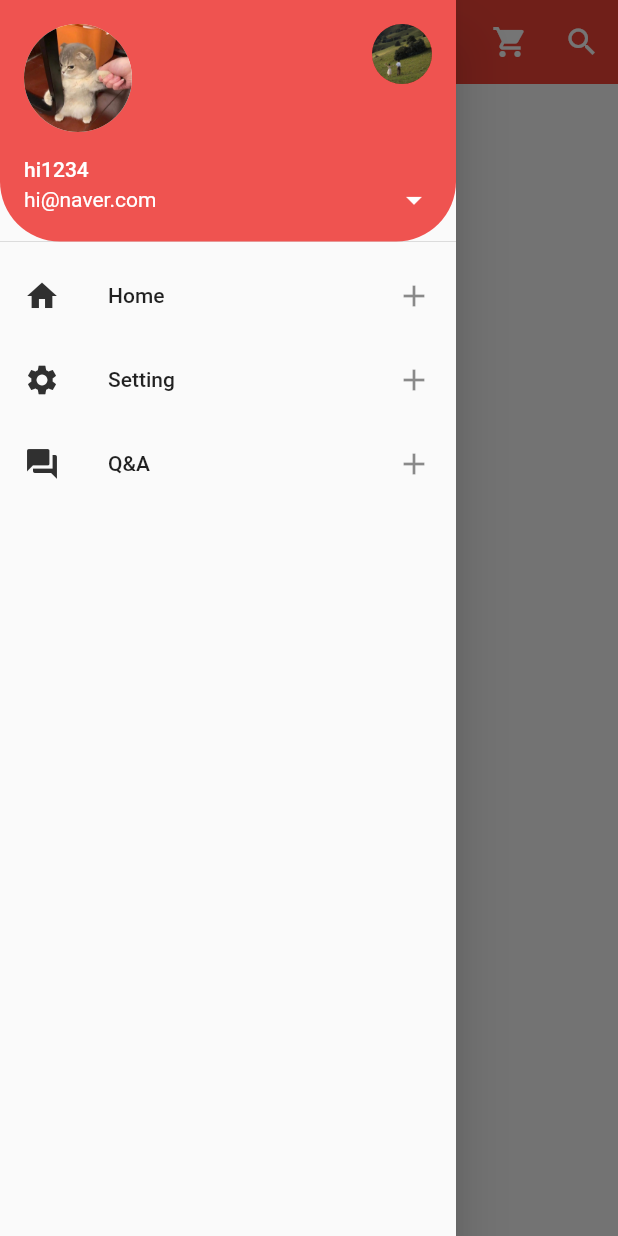
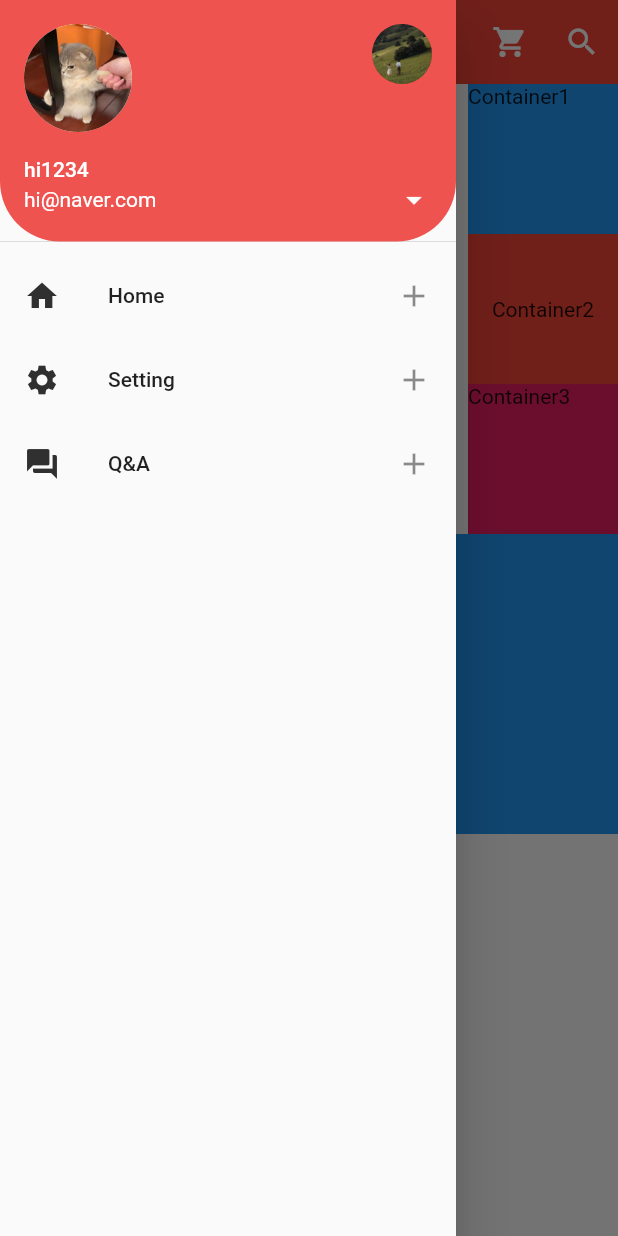
Before and after one commit to meeeeju/Flutter_Practice, a Flutter app: the screen it shows after launch, with the side drawer open, on a phone screen of 412 x 824 dp. Run offline on Flutter 3.47's test engine with Material 2 defaults, Android fonts, the phone set to English and light mode, and no system bars.

Commit message:
feat: Learn Column alignment mainAxisAlignment: MainAxisAlignment.spaceBetween, //세로 축 정렬 verticalDirection: VerticalDirection.up, //up: 밑에서부터 정렬 down: 위에서부터 정렬 crossAxisAlignment: CrossAxisAlignment.end //가로 축 정렬 container의 크기가 같아 모두 끝쪽으로밀고 싶을때에는 Container( width: double.infinity)를 하나 더 생성해준후 end 사용하기

```diff
--- a/lib/main.dart
+++ b/lib/main.dart
@@ -1,4 +1,5 @@
 import 'package:flutter/material.dart';
+// import 'package:fluttertoast/fluttertoast.dart';
 
 void main() => runApp(MyApp());
 
@@ -113,7 +114,45 @@ class MyPage extends StatelessWidget {
             ],
           ),
         ),
-        body: MySnackBar());
+        body: SafeArea(
+          child: Center(
+              child: Column(
+            // mainAxisAlignment: MainAxisAlignment.spaceBetween, //세로 축 정렬
+            //verticalDirection: VerticalDirection.down,
+            crossAxisAlignment: CrossAxisAlignment.end, //children을 가로축 정렬
+            children: [
+              Container(
+                width: 100,
+                height: 100,
+                color: Colors.blue,
+                child: Text('Container1'),
+              ),
+              Container(
+                width: 100,
+                height: 100,
+                color: Colors.red,
+                child: const Align(
+                  alignment: Alignment.center,
+                  child: Text(
+                    'Container2',
+                    textAlign: TextAlign.center,
+                  ),
+                ),
+              ),
+              Container(
+                width: 100,
+                height: 100,
+                color: Colors.pink,
+                child: Text('Container3'),
+              ),
+              Container(
+                width: double.infinity,
+                height: 200,
+                color: Colors.blue,
+              )
+            ],
+          )),
+        ));
   }
 }
 
@@ -126,36 +165,34 @@ class MySnackBar extends StatelessWidget {
       child: TextButton(
         onPressed: () {
           var snackBar = SnackBar(
-            content: Text(
-              'Hello World',
-              textAlign: TextAlign.center,
-              style:TextStyle(color: Colors.white, )
-            ),
-            backgroundColor: Colors.teal
-            duration: Duration(milliseconds: 1000),//1000은 1초임
+            content: Text('Hello World',
+                textAlign: TextAlign.center,
+                style: TextStyle(
+                  color: Colors.white,
+                )),
+            backgroundColor: Colors.teal,
+            duration: const Duration(milliseconds: 1000), //1000은 1초임
           );
           ScaffoldMessenger.of(context).showSnackBar(snackBar);
         },
         style: ButtonStyle(
-          textStyle: MaterialStateProperty.all(TextStyle(fontSize: 14)),
-          foregroundColor: MaterialStateProperty.all(Colors.blue),
-        ),
+            textStyle: MaterialStateProperty.all(TextStyle(fontSize: 14)),
+            foregroundColor: MaterialStateProperty.all(Colors.blue),
+            backgroundColor:
+                MaterialStateProperty.all(Color.fromARGB(255, 232, 237, 241))),
         child: Text("TextButton"),
       ),
     );
   }
 }
 
-Center testing() {
-  //이거는 함수다 !
-  return Center(
-    child: TextButton(
-      onPressed: () {},
-      style: ButtonStyle(
-        textStyle: MaterialStateProperty.all(TextStyle(fontSize: 14)),
-        foregroundColor: MaterialStateProperty.all(Colors.black),
-      ),
-      child: Text("TextButton"),
-    ),
-  );
-}
+// //gravity : 위치 선정
+// void flutterToast() {
+//   Fluttertoast.showToast(
+//       msg: 'Flutter',
+//       gravity: ToastGravity.BOTTOM,
+//       backgroundColor: Colors.white,
+//       fontSize: 20.0,
+//       textColor: Colors.white,
+//       toastLength: Toast.LENGTH_SHORT);
+// }
--- a/pubspec.yaml
+++ b/pubspec.yaml
@@ -35,6 +35,7 @@ dependencies:
   # The following adds the Cupertino Icons font to your application.
   # Use with the CupertinoIcons class for iOS style icons.
   cupertino_icons: ^1.0.2
+  # add this line to your dependencies
 
 dev_dependencies:
   flutter_test:
```
Also changed, not shown: 6 other files.
